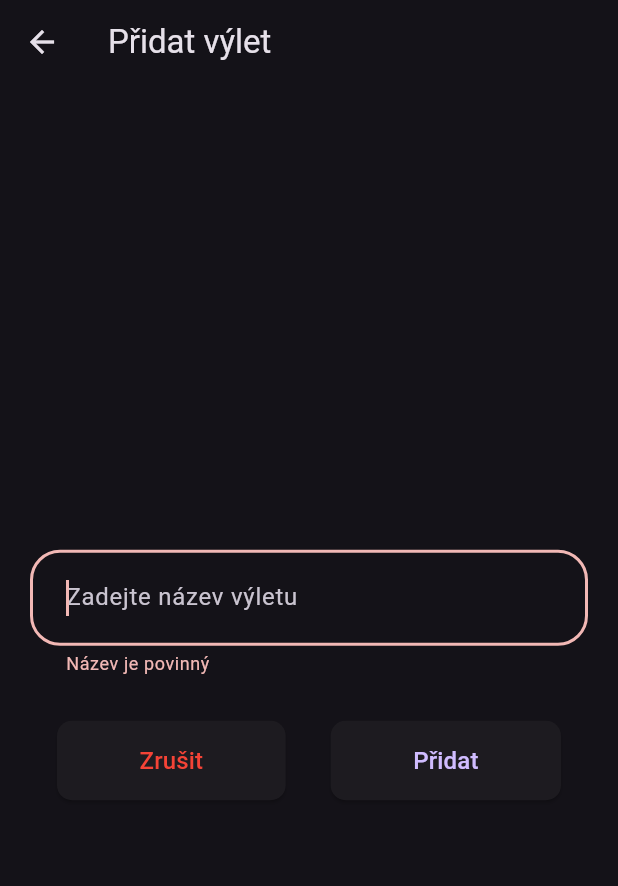
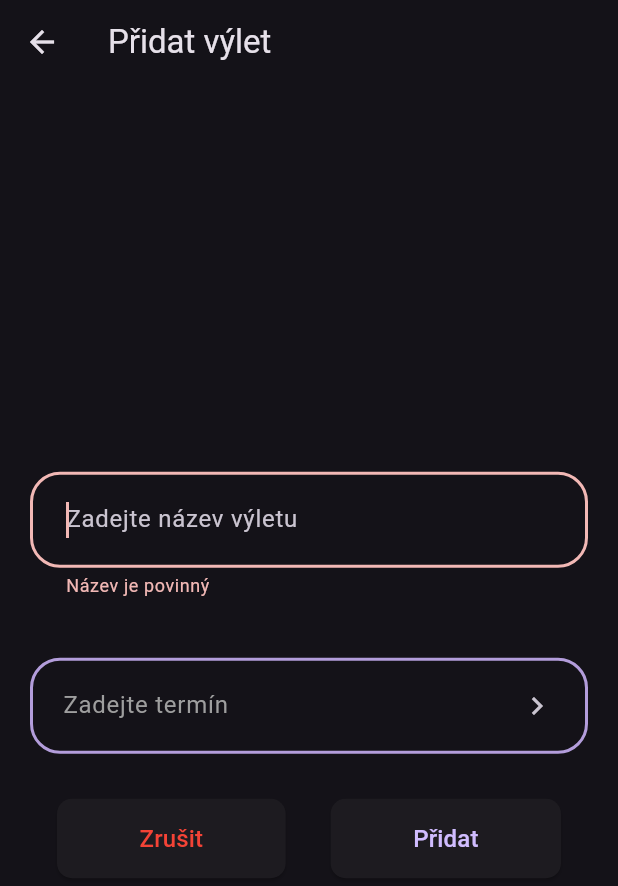
Before and after one commit to koty10/trippidy, a Flutter app: the AddTripScreen screen opened directly, after a tap on "Přidat", on a phone screen of 412 x 824 dp. Shown: the top 886 px of the screen. Run offline on Flutter 3.47's test engine with Material 2 defaults, Android fonts, the phone set to English and light mode, and no system bars; our stand-ins replace dio, firebase_core, flutter_riverpod, hive, hive_flutter, lottie and 2 more; missing offline and left inert: auth0_flutter; accounts and stored records are empty; generated files the repository leaves out were written again.

Commit message:
addTrip with dates

```diff
--- a/lib/api/auth_interceptor.dart
+++ b/lib/api/auth_interceptor.dart
@@ -38,7 +38,7 @@ class AuthInterceptor extends Interceptor {
 
       log("onError resolve...");
       // Return the new response
-      handler.resolve(newOptions as Response);
+      handler.resolve(Response(requestOptions: newOptions));
     } else {
       log("onError next...");
       //handler.next(err);
--- a/lib/providers/trip_detail_controller.dart
+++ b/lib/providers/trip_detail_controller.dart
@@ -32,7 +32,7 @@ class TripDetailController extends _$TripDetailController {
       id: const Uuid().v4(),
       accepted: false,
       items: [],
-      role: Role.member.toString(),
+      role: Role.member.name,
       tripId: state.id,
       userProfileId: userId,
       userProfileFirstname: "",
--- a/lib/providers/trips_controller.dart
+++ b/lib/providers/trips_controller.dart
@@ -30,14 +30,14 @@ class TripsController extends _$TripsController {
     });
   }
 
-  Future<void> addTripForUser(context, String name, String userId) async {
+  Future<void> addTripForUser({required context, required String name, required String userId, DateTime? dateFrom, DateTime? dateTo}) async {
     final ApiCaller apiCaller = ref.read(apiCallerProvider);
     var tripId = const Uuid().v4();
     Trip newTrip = Trip(
       id: tripId,
       name: name,
-      dateFrom: DateTime.now(),
-      dateTo: DateTime.now(),
+      dateFrom: dateFrom,
+      dateTo: dateTo,
       members: [
         Member(
           id: const Uuid().v4(),
--- a/lib/screens/add_trip/add_trip_screen.dart
+++ b/lib/screens/add_trip/add_trip_screen.dart
@@ -1,5 +1,6 @@
 import 'package:flutter/material.dart';
 import 'package:flutter_riverpod/flutter_riverpod.dart';
+import 'package:intl/intl.dart';
 
 import '../../providers/auth_controller.dart';
 import '../../providers/trips_controller.dart';
@@ -20,12 +21,13 @@ class _AddTripScreenState extends ConsumerState<AddTripScreen> {
   final _formKey = GlobalKey<FormState>();
   // Create a text controller and use it to retrieve the current value
   // of the TextField.
-  final textController = TextEditingController();
+  final tripNameTextController = TextEditingController();
+  DateTimeRange? _dateRange;
 
   @override
   void dispose() {
     // Clean up the controller when the widget is disposed.
-    textController.dispose();
+    tripNameTextController.dispose();
     super.dispose();
   }
 
@@ -51,7 +53,7 @@ class _AddTripScreenState extends ConsumerState<AddTripScreen> {
                   }
                   return null;
                 },
-                controller: textController,
+                controller: tripNameTextController,
                 autofocus: true,
                 decoration: const InputDecoration(
                   contentPadding: EdgeInsets.all(20),
@@ -62,6 +64,45 @@ class _AddTripScreenState extends ConsumerState<AddTripScreen> {
                   ),
                   hintText: 'Zadejte název výletu',
                 ),
+              ),
+            ),
+            Padding(
+              padding: const EdgeInsets.all(20),
+              child: ListTile(
+                title: Text(
+                  formatDate(_dateRange) ?? 'Zadejte termín',
+                  style: const TextStyle(color: Colors.grey),
+                ),
+                contentPadding: const EdgeInsets.only(left: 20, right: 20, top: 2, bottom: 2),
+                shape: OutlineInputBorder(
+                  borderSide: BorderSide(
+                    color: Colors.deepPurple[200]!,
+                    width: 2,
+                  ),
+                  borderRadius: const BorderRadius.all(
+                    Radius.circular(20),
+                  ),
+                ),
+                trailing: _dateRange == null
+                    ? const Icon(Icons.chevron_right)
+                    : IconButton(
+                        onPressed: () {
+                          setState(() {
+                            _dateRange = null;
+                          });
+                        },
+                        icon: const Icon(Icons.close_sharp),
+                      ),
+                onTap: () async {
+                  DateTimeRange? dateRange = await showDateRangePicker(
+                    context: context,
+                    firstDate: DateTime(2023),
+                    lastDate: DateTime(2100),
+                  );
+                  setState(() {
+                    _dateRange = dateRange;
+                  });
+                },
               ),
             ),
             Padding(
@@ -111,10 +152,12 @@ class _AddTripScreenState extends ConsumerState<AddTripScreen> {
                       onPressed: () {
                         if (_formKey.currentState!.validate()) {
                           ref.read(tripsControllerProvider.notifier).addTripForUser(
-                                context,
-                                textController.text,
-                                ref.read(authControllerProvider.notifier).getUserId()!,
-                              ); //FIXME userId null
+                                context: context,
+                                name: tripNameTextController.text,
+                                userId: ref.read(authControllerProvider.notifier).getUserId()!,
+                                dateFrom: _dateRange?.start,
+                                dateTo: _dateRange?.end,
+                              );
                         }
                       },
                     ),
@@ -127,4 +170,9 @@ class _AddTripScreenState extends ConsumerState<AddTripScreen> {
       ),
     );
   }
+
+  String? formatDate(DateTimeRange? range) {
+    if (range == null) return null;
+    return '${DateFormat('dd. MM. yyyy').format(range.start)} - ${DateFormat('dd. MM. yyyy').format(range.end)} ';
+  }
 }
--- a/lib/screens/notifications/trip_offer_detail/trip_offer_detail_screen.dart
+++ b/lib/screens/notifications/trip_offer_detail/trip_offer_detail_screen.dart
@@ -33,7 +33,8 @@ class TripOfferDetailScreen extends ConsumerWidget {
                   children: [
                     Text("Název: ${currentTrip.name}"),
                     Text("Majitel: ${currentTrip.getOwner().userProfileFirstname} ${currentTrip.getOwner().userProfileLastname}"),
-                    Text("Termín: ${format.format(currentTrip.dateFrom)} - ${format.format(currentTrip.dateTo)}"),
+                    if (currentTrip.dateFrom != null && currentTrip.dateTo != null)
+                      Text("Termín: ${format.format(currentTrip.dateFrom!)} - ${format.format(currentTrip.dateTo!)}"),
                   ],
                 ),
               ),
--- a/pubspec.yaml
+++ b/pubspec.yaml
@@ -31,6 +31,8 @@ environment:
 dependencies:
   flutter:
     sdk: flutter
+  flutter_localizations:
+    sdk: flutter
 
   # The following adds the Cupertino Icons font to your application.
   # Use with the CupertinoIcons class for iOS style icons.
@@ -47,7 +49,7 @@ dependencies:
   retrofit: ^4.0.1
   dio: ^5.0.3
   uuid: ^3.0.7
-  intl: ^0.18.0
+  intl: ^0.17.0
   lottie: ^2.3.2
 
   # State management
```
Also changed, not shown: lib/main.dart (+8 -0 lines), lib/model/trip.dart (+8 -8 lines), lib/screens/notifications/trip_offer/components/trip_offer_tile.dart (+10 -4 lines), pubspec.lock.
